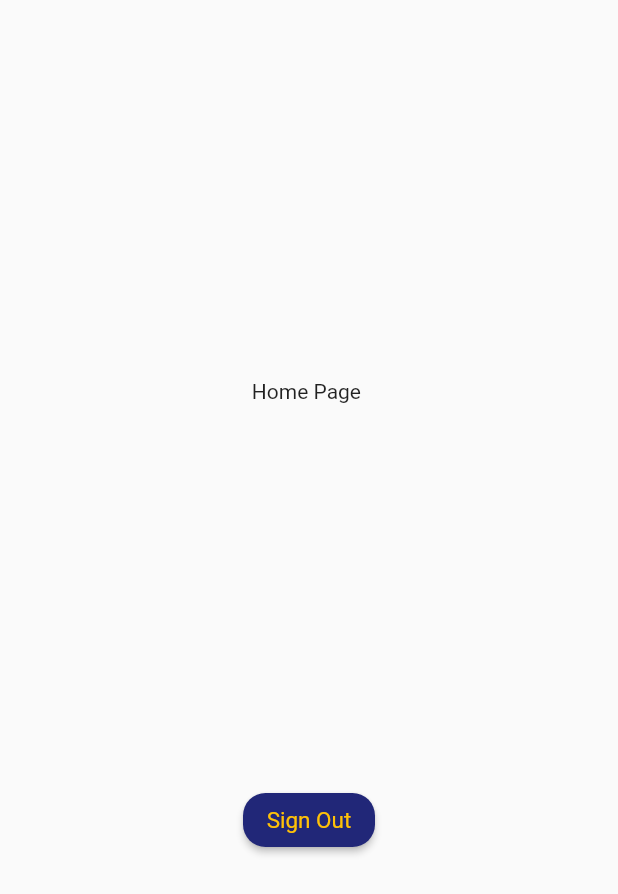
After one commit to anielyavuz/wordopol, a Flutter app: the screen it shows once a user with an empty profile is signed in, on a phone screen of 412 x 824 dp. The commit adds this screen. Shown: the top 894 px of the screen. Run offline on Flutter 3.47's test engine with Material 2 defaults, Android fonts, the light colour scheme and no system bars; our stand-ins replace cloud_firestore, firebase_auth, firebase_core, google_sign_in, hive, hive_flutter; missing offline and left inert: the_apple_sign_in; accounts and stored records are empty; network calls fail; Roboto replaces fonts that are missing (Times New Roman).

Commit message:
00:34 21:02:2023

```diff
--- a/lib/main.dart
+++ b/lib/main.dart
@@ -1,6 +1,7 @@
 import 'package:firebase_core/firebase_core.dart';
 import 'package:flutter/material.dart';
 import 'package:wordopol/firebase_options.dart';
+import 'package:wordopol/pages/checkAuth.dart';
 import 'package:wordopol/pages/welcomePage.dart';
 import 'package:wordopol/services/firebaseFunctions.dart';
 import 'package:hive/hive.dart';
@@ -37,7 +38,7 @@ class MyApp extends StatelessWidget {
         // is not restarted.
         primarySwatch: Colors.blue,
       ),
-      home: const WelcomePage(),
+      home: CheckAuth(),
     );
   }
 }
--- /dev/null
+++ b/lib/pages/checkAuth.dart
@@ -0,0 +1,61 @@
+import 'package:cloud_firestore/cloud_firestore.dart';
+import 'package:firebase_auth/firebase_auth.dart';
+import 'package:flutter/material.dart';
+import 'package:provider/provider.dart';
+import 'package:wordopol/pages/homePage.dart';
+import 'package:wordopol/pages/welcomePage.dart';
+import 'package:wordopol/services/authenticationStreamer.dart';
+
+class CheckAuth extends StatefulWidget {
+  @override
+  _CheckAuthState createState() => _CheckAuthState();
+}
+
+class _CheckAuthState extends State<CheckAuth> {
+  bool _login = false;
+  late User _user;
+  rootControl() {
+    FirebaseAuth.instance.authStateChanges().listen((User? user) {
+      if (user == null) {
+        print('User is currently signed out!');
+      } else {
+        // print('User is signed in!');
+        setState(() {
+          _login = true;
+        });
+      }
+      setState(() {
+        _user = user!;
+      });
+    });
+  }
+
+  @override
+  void initState() {
+    rootControl();
+
+    //LOGOYU BELLİ SURE GOSTEREN KOD BURASIYDI YORUMA ALINDI
+//     Future.delayed(const Duration(milliseconds: 1500), () {
+// // Here you can write your code
+//     });
+    // rootControl();
+  }
+
+  @override
+  Widget build(BuildContext context) {
+    return (_login)
+        ? StreamProvider?.value(
+            value: DatabaseService(uid: _user.uid).people,
+            initialData: null,
+            child: DatabaseService(uid: _user.uid).people != null
+                ? HomePage()
+                : Scaffold(
+                    body: Container(
+                        color: Colors.white,
+                        child: Center(child: Text("Loading...")))),
+          )
+
+        // MainPage()
+        : WelcomePage();
+  }
+}
--- /dev/null
+++ b/lib/pages/homePage.dart
@@ -0,0 +1,60 @@
+import 'package:cloud_firestore/cloud_firestore.dart';
+import 'package:flutter/material.dart';
+import 'package:provider/provider.dart';
+import 'package:wordopol/pages/checkAuth.dart';
+import 'package:wordopol/services/authFunctions.dart';
+
+class HomePage extends StatefulWidget {
+  const HomePage({Key? key}) : super(key: key);
+
+  @override
+  State<HomePage> createState() => _HomePageState();
+}
+
+class _HomePageState extends State<HomePage> {
+  var _userInfo;
+  AuthService _authService = AuthService();
+
+  @override
+  Widget build(BuildContext context) {
+    if ((Provider.of<QuerySnapshot> != null &&
+        Provider.of<DocumentSnapshot> != null)) {
+      _userInfo = Provider.of<DocumentSnapshot>(context).data();
+    }
+    return MaterialApp(
+      home: Scaffold(
+        body: Column(
+          mainAxisAlignment: MainAxisAlignment.spaceEvenly,
+          children: [
+            Container(
+                child: Center(
+                    child:
+                        Text("Home Page " + _userInfo['userName'].toString()))),
+            RawMaterialButton(
+                fillColor: Color.fromARGB(255, 33, 39, 120),
+                shape: RoundedRectangleBorder(
+                    borderRadius: BorderRadius.all(Radius.circular(15.0))),
+                splashColor: Color(0xff77A830),
+                textStyle: TextStyle(color: Colors.white),
+                child: Text("Sign Out",
+                    style: TextStyle(
+                      color: Colors.amber,
+                      fontSize: 15,
+                      fontFamily: 'Times New Roman',
+                      // fontWeight: FontWeight.bold
+                    )),
+                onPressed: () async {
+                  var a = await _authService.signOutAndDeleteUser(
+                      _userInfo['id'], _userInfo['registerType']);
+                  Navigator.pushAndRemoveUntil(
+                      context,
+                      MaterialPageRoute(
+                          builder: (BuildContext context) => CheckAuth()),
+                      (Route<dynamic> route) => false);
+                }),
+          ],
+        ),
+      ),
+    );
+  }
+}
--- /dev/null
+++ b/lib/services/authenticationStreamer.dart
@@ -0,0 +1,26 @@
+import 'package:cloud_firestore/cloud_firestore.dart';
+
+class DatabaseService {
+  final String uid;
+  DatabaseService({required this.uid});
+
+  final _personCollection = FirebaseFirestore.instance.collection("Users");
+
+  Stream<DocumentSnapshot> get people {
+    return _personCollection.doc(uid).snapshots();
+  }
+}
+
+class DatabaseService2 {
+  final String uid;
+  DatabaseService2({required this.uid});
+
+  final CollectionReference _personCollection =
+      FirebaseFirestore.instance.collection("Configs");
+
+  Stream<QuerySnapshot> get people {
+    return _personCollection.snapshots();
+    //alttaki sistem birden fazla collection ile kontrol için tasarlanmıştı. üstteki sistemin kullanılmasının amacı Tek merkezden yönetmek. Eğer Document içi çok dolarsa alttaki sisteme geri dönülebilir. o zaman db'de yeni doc'lar oluşturmak lazım sesaon1 2 ....
+    // return _personCollection.where("season", isEqualTo: 1).snapshots();
+  }
+}
--- a/pubspec.yaml
+++ b/pubspec.yaml
@@ -30,11 +30,14 @@ dependencies:
   flutter:
     sdk: flutter
 
+  provider: ^6.0.2
   firebase_auth: ^1.4.1
   firebase_core: ^1.1.1
   cloud_firestore: ^2.1.0
   hive: ^2.0.4
   hive_flutter: ^1.1.0
+  the_apple_sign_in: ^1.1.1
+  google_sign_in: ^5.4.2
   # The following adds the Cupertino Icons font to your application.
   # Use with the CupertinoIcons class for iOS style icons.
   cupertino_icons: ^1.0.2
```
Also changed, not shown: lib/pages/welcomePage.dart (+8 -2 lines), lib/services/authFunctions.dart (added, +226 -0 lines), pubspec.lock.
